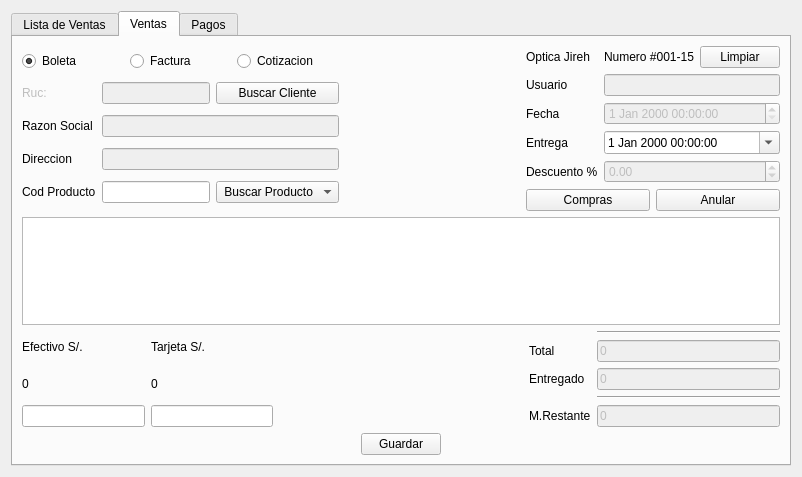
Old version of the form venta/uiventas.ui in the repository rodety/Jireh.
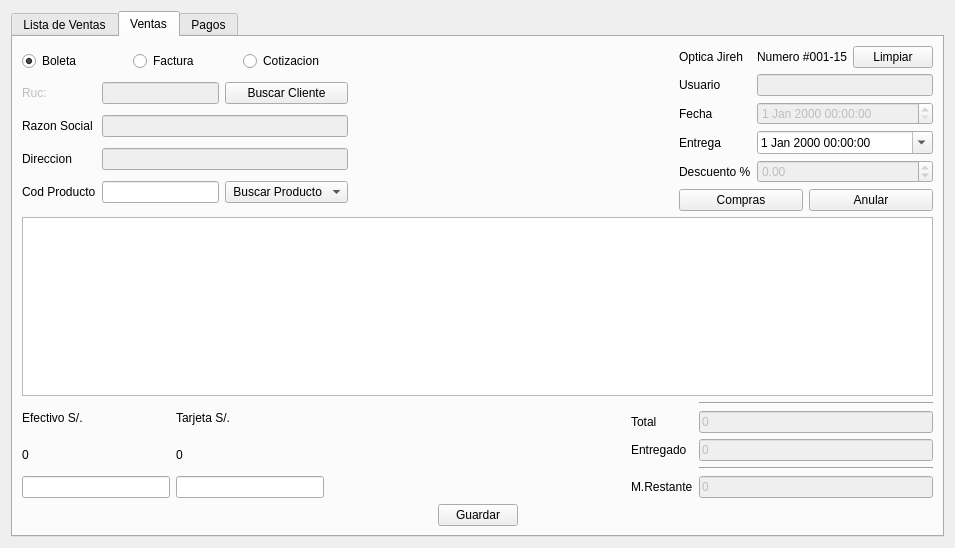
New version of the form. Icons and pictures are not drawn. Custom widgets are drawn as their Qt base class.

```diff
--- a/venta/uiventas.ui
+++ b/venta/uiventas.ui
@@ -6,8 +6,8 @@
    <rect>
     <x>0</x>
     <y>0</y>
-    <width>802</width>
-    <height>477</height>
+    <width>955</width>
+    <height>548</height>
    </rect>
   </property>
   <property name="windowTitle">
```
